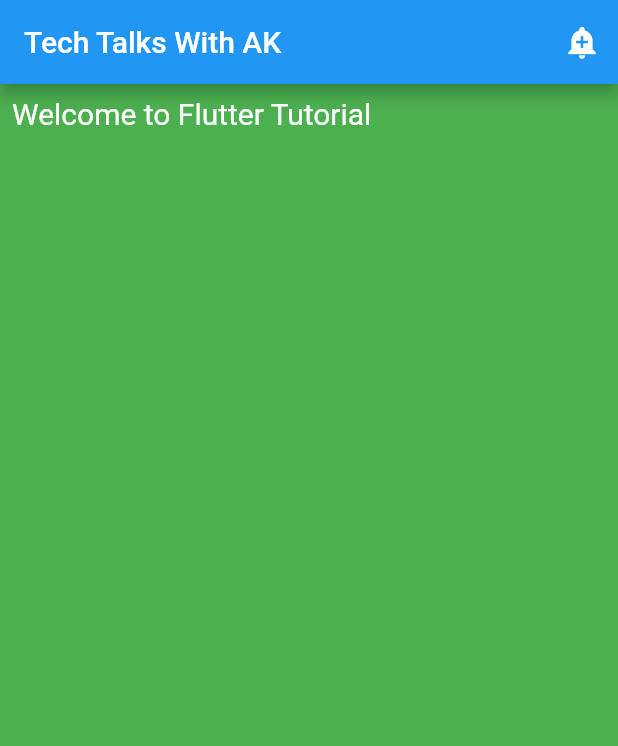
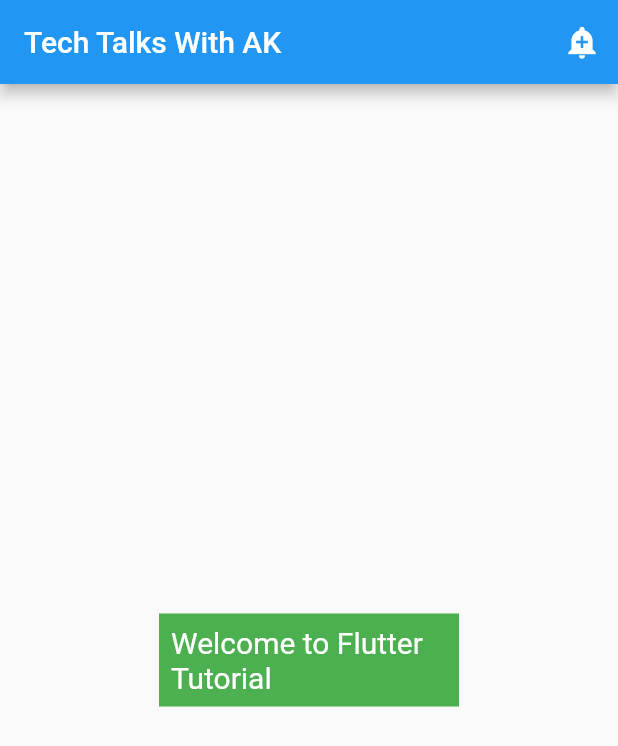
Before and after one commit to ArchitectAK/Complete-Flutter-Widgets-Tutorial, a Flutter app: the screen it shows after launch, on a phone screen of 412 x 824 dp. Shown: the top 746 px of the screen. Run offline on Flutter 3.47's test engine with Material 2 defaults, Android fonts, the phone set to English and light mode, and no system bars.

```diff
--- a/lib/5-container/ContainerDemo.dart
+++ b/lib/5-container/ContainerDemo.dart
@@ -27,12 +27,12 @@ class ContainerDemo extends StatelessWidget {
           child: Container(
               color: Colors.green,
               padding: EdgeInsets.all(8.0),
-              constraints: BoxConstraints.expand(),
+              // constraints: BoxConstraints.expand(),
+              constraints: BoxConstraints(minWidth: 100, maxWidth: 200),
               child: Text(
                 "Welcome to Flutter Tutorial",
                 style: TextStyle(fontSize: 20, color: Colors.white),
-              )
-          ),
+              )),
         ));
   }
 }
```
